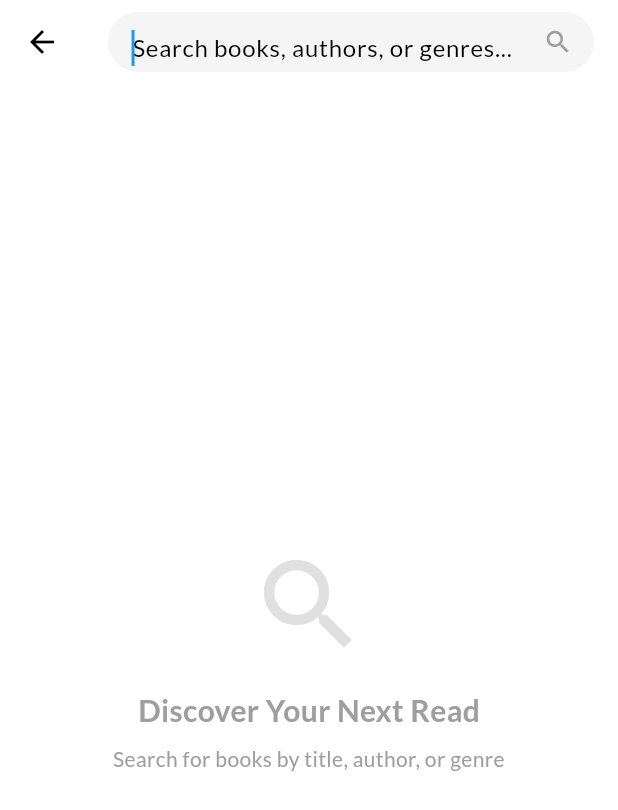
After one commit to AaronTi30/bookish, a Flutter app: the screen it shows after launch, after a tap on the "search" icon, on a phone screen of 412 x 824 dp. The commit adds this screen. Shown: the top 810 px of the screen. Run offline on Flutter 3.47's test engine with Material 3 defaults, Android fonts, the phone set to English and light mode, and no system bars; our stand-ins replace cached_network_image, google_fonts; network calls fail.

Commit message:
ADD search functionality WIP ADD api connection functionality

```diff
--- /dev/null
+++ b/lib/config/env.dart
@@ -0,0 +1,6 @@
+class Env {
+  static const String googleBooksApiKey = String.fromEnvironment(
+    'GOOGLE_BOOKS_API_KEY',
+    defaultValue: '',
+  );
+}
--- a/lib/screens/home_screen.dart
+++ b/lib/screens/home_screen.dart
@@ -1,6 +1,7 @@
 import 'package:bookish/models/book_detail.dart';
 import 'package:bookish/screens/my_books_screen.dart';
 import 'package:bookish/screens/profile_screen.dart';
+import 'package:bookish/screens/search_screen.dart';
 import 'package:flutter/material.dart';
 import '../widgets/book_card.dart';
 import '../models/book.dart';
@@ -341,6 +342,12 @@ class _HomeScreenState extends State<HomeScreen> {
                 IconButton(
                   icon: const Icon(Icons.search),
                   onPressed: () {
+                    Navigator.push(
+                      context,
+                      MaterialPageRoute(
+                        builder: (context) => const SearchScreen(),
+                      ),
+                    );
                     // Navigate to search screen
                   },
                 ),
--- /dev/null
+++ b/lib/screens/search_screen.dart
@@ -0,0 +1,316 @@
+import 'dart:async';
+import 'package:flutter/material.dart';
+import 'package:bookish/models/book.dart';
+import 'package:bookish/services/book_search_service.dart';
+import 'package:bookish/widgets/book_card.dart';
+import 'package:bookish/screens/book_detail_screen.dart'; // Add this import
+import '../models/book_detail.dart';
+
+class SearchScreen extends StatefulWidget {
+  const SearchScreen({Key? key}) : super(key: key);
+
+  @override
+  State<SearchScreen> createState() => _SearchScreenState();
+}
+
+class _SearchScreenState extends State<SearchScreen> {
+  final TextEditingController _searchController = TextEditingController();
+  final FocusNode _searchFocusNode = FocusNode();
+  List<Book> _searchResults = [];
+  bool _isLoading = false;
+  bool _hasSearched = false;
+  String _errorMessage = '';
+  Timer? _debounceTimer;
+
+  @override
+  void initState() {
+    super.initState();
+    WidgetsBinding.instance.addPostFrameCallback((_) {
+      FocusScope.of(context).requestFocus(_searchFocusNode);
+    });
+  }
+
+  @override
+  void dispose() {
+    _searchController.dispose();
+    _searchFocusNode.dispose();
+    _debounceTimer?.cancel();
+    super.dispose();
+  }
+
+  void _performSearch(String query) async {
+    if (query.isEmpty) {
+      setState(() {
+        _searchResults = [];
+        _hasSearched = false;
+        _errorMessage = '';
+      });
+      return;
+    }
+
+    setState(() {
+      _isLoading = true;
+      _errorMessage = '';
+    });
+
+    try {
+      final results = await BookSearchService.searchBooks(query);
+      final searchResults = results
+          .map((json) => Book.fromSearchJson(json))
+          .toList();
+
+      setState(() {
+        _searchResults = searchResults;
+        _isLoading = false;
+        _hasSearched = true;
+      });
+    } catch (e) {
+      setState(() {
+        _errorMessage =
+            'Failed to search. Please check your connection and try again.';
+        _isLoading = false;
+        _hasSearched = true;
+      });
+    }
+  }
+
+  void _onSearchChanged(String query) {
+    _debounceTimer?.cancel();
+    _debounceTimer = Timer(const Duration(milliseconds: 500), () {
+      _performSearch(query);
+    });
+  }
+
+  void _clearSearch() {
+    _searchController.clear();
+    setState(() {
+      _searchResults = [];
+      _hasSearched = false;
+      _errorMessage = '';
+    });
+  }
+
+  @override
+  Widget build(BuildContext context) {
+    return Scaffold(
+      appBar: AppBar(
+        backgroundColor: Colors.white,
+        elevation: 0,
+        title: _buildSearchField(),
+        actions: [
+          if (_searchController.text.isNotEmpty)
+            IconButton(
+              icon: const Icon(Icons.clear, color: Colors.grey),
+              onPressed: _clearSearch,
+            ),
+        ],
+        bottom: _isLoading
+            ? const PreferredSize(
+                preferredSize: Size.fromHeight(2),
+                child: LinearProgressIndicator(
+                  backgroundColor: Colors.transparent,
+                  valueColor: AlwaysStoppedAnimation(Colors.blue),
+                ),
+              )
+            : null,
+      ),
+      body: _buildSearchResults(),
+    );
+  }
+
+  Widget _buildSearchField() {
+    return Container(
+      height: 40,
+      decoration: BoxDecoration(
+        color: Colors.grey[100],
+        borderRadius: BorderRadius.circular(20),
+      ),
+      child: TextField(
+        controller: _searchController,
+        focusNode: _searchFocusNode,
+        decoration: InputDecoration(
+          hintText: 'Search books, authors, or genres...',
+          border: InputBorder.none,
+          contentPadding: const EdgeInsets.symmetric(
+            horizontal: 16,
+            vertical: 8,
+          ),
+          suffixIcon: _isLoading
+              ? const Padding(
+                  padding: EdgeInsets.all(8),
+                  child: CircularProgressIndicator(
+                    strokeWidth: 2,
+                    valueColor: AlwaysStoppedAnimation(Colors.grey),
+                  ),
+                )
+              : const Icon(Icons.search, color: Colors.grey, size: 20),
+        ),
+        onChanged: _onSearchChanged,
+        textInputAction: TextInputAction.search,
+        onSubmitted: _performSearch,
+      ),
+    );
+  }
+
+  Widget _buildSearchResults() {
+    if (_isLoading) {
+      return const Center(
+        child: Column(
+          mainAxisAlignment: MainAxisAlignment.center,
+          children: [
+            CircularProgressIndicator(),
+            SizedBox(height: 16),
+            Text('Searching...', style: TextStyle(color: Colors.grey)),
+          ],
+        ),
+      );
+    }
+
+    if (_errorMessage.isNotEmpty) {
+      return Center(
+        child: Padding(
+          padding: const EdgeInsets.all(20),
+          child: Column(
+            mainAxisAlignment: MainAxisAlignment.center,
+            children: [
+              Icon(Icons.wifi_off, size: 64, color: Colors.grey[400]),
+              const SizedBox(height: 16),
+              Text(
+                _errorMessage,
+                textAlign: TextAlign.center,
+                style: TextStyle(color: Colors.grey[600], fontSize: 16),
+              ),
+              const SizedBox(height: 20),
+              ElevatedButton.icon(
+                icon: const Icon(Icons.refresh, size: 20),
+                label: const Text('Try Again'),
+                onPressed: () => _performSearch(_searchController.text),
+                style: ElevatedButton.styleFrom(
+                  backgroundColor: Colors.blue,
+                  foregroundColor: Colors.white,
+                  padding: const EdgeInsets.symmetric(
+                    horizontal: 24,
+                    vertical: 12,
+                  ),
+                ),
+              ),
+            ],
+          ),
+        ),
+      );
+    }
+
+    if (!_hasSearched) {
+      return Center(
+        child: Column(
+          mainAxisAlignment: MainAxisAlignment.center,
+          children: [
+            Icon(Icons.search, size: 80, color: Colors.grey[300]),
+            const SizedBox(height: 16),
+            const Text(
+              'Discover Your Next Read',
+              style: TextStyle(
+                fontSize: 20,
+                fontWeight: FontWeight.bold,
+                color: Colors.grey,
+              ),
+            ),
+            const SizedBox(height: 8),
+            const Text(
+              'Search for books by title, author, or genre',
+              textAlign: TextAlign.center,
+              style: TextStyle(color: Colors.grey, fontSize: 14),
+            ),
+          ],
+        ),
+      );
+    }
+
+    if (_searchResults.isEmpty) {
+      return Center(
+        child: Column(
+          mainAxisAlignment: MainAxisAlignment.center,
+          children: [
+            Icon(Icons.book, size: 80, color: Colors.grey[300]),
+            const SizedBox(height: 16),
+            const Text(
+              'No Books Found',
+              style: TextStyle(
+                fontSize: 20,
+                fontWeight: FontWeight.bold,
+                color: Colors.grey,
+              ),
+            ),
+            const SizedBox(height: 8),
+            const Text(
+              'Try different keywords or search terms',
+              textAlign: TextAlign.center,
+              style: TextStyle(color: Colors.grey, fontSize: 14),
+            ),
+            const SizedBox(height: 20),
+            ElevatedButton(
+              onPressed: _clearSearch,
+              child: const Text('Clear Search'),
+            ),
+          ],
+        ),
+      );
+    }
+
+    return Padding(
+      padding: const EdgeInsets.all(16),
+      child: Column(
+        crossAxisAlignment: CrossAxisAlignment.start,
+        children: [
+          Text(
+            'Found ${_searchResults.length} ${_searchResults.length == 1 ? 'book' : 'books'}',
+            style: const TextStyle(
+              fontSize: 16,
+              fontWeight: FontWeight.w500,
+              color: Colors.grey,
+            ),
+          ),
+          const SizedBox(height: 12),
+          Expanded(
+            child: GridView.builder(
+              gridDelegate: const SliverGridDelegateWithFixedCrossAxisCount(
+                crossAxisCount: 2,
+                crossAxisSpacing: 16,
+                mainAxisSpacing: 16,
+                childAspectRatio: 0.65,
+              ),
+              itemCount: _searchResults.length,
+              itemBuilder: (context, index) {
+                final book = _searchResults[index];
+                return BookCard(
+                  book: book,
+                  onTap: () {
+                    Navigator.push(
+                      context,
+                      MaterialPageRoute(
+                        builder: (context) => BookDetailScreen(
+                          book: BookDetail(
+                            id: book.id,
+                            title: book.title,
+                            authors: book.authors,
+                            coverUrl: book.coverUrl,
+                            averageRating: book.averageRating,
+                            ratingsCount: book.ratingsCount,
+                            description: book.description,
+                            pageCount: book.pageCount,
+                            publishedDate: book.publishedDate,
+                            genres: book.genres,
+                          ),
+                        ),
+                      ),
+                    );
+                  },
+                );
+              },
+            ),
+          ),
+        ],
+      ),
+    );
+  }
+}
--- /dev/null
+++ b/lib/services/book_search_service.dart
@@ -0,0 +1,68 @@
+import 'dart:convert';
+import 'package:http/http.dart' as http;
+import '../config/env.dart';
+
+class BookSearchService {
+  static const String _baseUrl = 'https://www.googleapis.com/books/v1/volumes';
+
+  static Future<List<Map<String, dynamic>>> searchBooks(
+    String query, {
+    int maxResults = 20,
+    String sortBy = 'relevance',
+  }) async {
+    try {
+      final encodedQuery = Uri.encodeQueryComponent(query);
+
+      // Build URL without API key first (works for basic searches)
+      String url =
+          '$_baseUrl?q=$encodedQuery&maxResults=$maxResults&orderBy=$sortBy';
+
+      // Only add API key if available (for higher rate limits)
+      final apiKey = Env.googleBooksApiKey;
+      if (apiKey.isNotEmpty) {
+        url += '&key=$apiKey';
+      }
+
+      final response = await http.get(Uri.parse(url));
+
+      if (response.statusCode == 200) {
+        final data = json.decode(response.body);
+        final items = data['items'] as List?;
+
+        if (items == null || items.isEmpty) {
+          return [];
+        }
+
+        return items.map((item) {
+          final volumeInfo = item['volumeInfo'] ?? {};
+          final saleInfo = item['saleInfo'] ?? {};
+
+          return {
+            'id': item['id'],
+            'title': volumeInfo['title'] ?? 'Unknown Title',
+            'authors':
+                (volumeInfo['authors'] as List?)?.cast<String>() ??
+                ['Unknown Author'],
+            'publishedDate': volumeInfo['publishedDate'],
+            'description': volumeInfo['description'],
+            'pageCount': volumeInfo['pageCount'],
+            'categories': (volumeInfo['categories'] as List?)?.cast<String>(),
+            'averageRating': volumeInfo['averageRating']?.toDouble(),
+            'ratingsCount': volumeInfo['ratingsCount'],
+            'thumbnail': volumeInfo['imageLinks']?['thumbnail'],
+            'previewLink': volumeInfo['previewLink'],
+            'infoLink': volumeInfo['infoLink'],
+            'isEbook': saleInfo['isEbook'] ?? false,
+            'buyLink': saleInfo['buyLink'],
+          };
+        }).toList();
+      } else if (response.statusCode == 403) {
+        throw Exception('API rate limit exceeded. Please try again later.');
+      } else {
+        throw Exception('Failed to load books: ${response.statusCode}');
+      }
+    } catch (e) {
+      throw Exception('Search failed: $e');
+    }
+  }
+}
--- a/lib/widgets/book_card.dart
+++ b/lib/widgets/book_card.dart
@@ -8,6 +8,13 @@ class BookCard extends StatelessWidget {
 
   const BookCard({Key? key, required this.book, this.onTap}) : super(key: key);
 
+  // Add this method to handle different book states
+  Widget _buildBookStatusIndicator() {
+    // You can add logic here to show reading status indicators
+    return const SizedBox.shrink(); // Remove this if you want status indicators
+  }
+
+  // Update the build method to include the status indicator
   @override
   Widget build(BuildContext context) {
     return GestureDetector(
@@ -18,27 +25,46 @@ class BookCard extends StatelessWidget {
         child: Column(
           crossAxisAlignment: CrossAxisAlignment.start,
           children: [
-            // Book cover
-            Container(
+            // Book cover with status indicator
+            Stack(
+              children: [
+                // Book cover image
+                ClipRRect(
+                  borderRadius: BorderRadius.circular(8),
+                  child: Container(
                     width: 120,
                     height: 180,
-              decoration: BoxDecoration(
-                borderRadius: BorderRadius.circular(8),
                     color: Colors.grey[200],
+                    child: book.coverUrl != null && book.coverUrl!.isNotEmpty
+                        ? Image.network(
+                            book.coverUrl!,
+                            width: 120,
+                            height: 180,
+                            fit: BoxFit.cover,
+                            errorBuilder: (context, error, stackTrace) {
+                              return const Icon(Icons.book, color: Colors.grey);
+                            },
+                          )
+                        : const Icon(Icons.book, color: Colors.grey),
                   ),
-              child: Icon(Icons.book, color: Colors.grey[500], size: 40),
+                ),
+                // Status indicator
+                Positioned(
+                  top: 8,
+                  right: 8,
+                  child: _buildBookStatusIndicator(),
+                ),
+              ],
             ),
             const SizedBox(height: 8),
-            // Book title with flexible space
-            Expanded(
-              child: Text(
+            // Book title
+            Text(
               book.title,
               style: Theme.of(
                 context,
               ).textTheme.bodyMedium?.copyWith(fontWeight: FontWeight.w500),
               maxLines: 2,
               overflow: TextOverflow.ellipsis,
-              ),
             ),
             const SizedBox(height: 4),
             // Author
@@ -58,10 +84,16 @@ class BookCard extends StatelessWidget {
                   Icon(Icons.star, color: Colors.amber, size: 16),
                   const SizedBox(width: 4),
                   Text(
-                    book.averageRating!.toStringAsFixed(
-                      1,
-                    ), // Show 1 decimal place
+                    book.averageRating!.toStringAsFixed(1),
                     style: Theme.of(context).textTheme.bodySmall,
+                  ),
+                  const SizedBox(width: 4),
+                  if (book.ratingsCount != null)
+                    Text(
+                      '(${book.ratingsCount})',
+                      style: Theme.of(
+                        context,
+                      ).textTheme.bodySmall?.copyWith(color: Colors.grey[600]),
                     ),
                 ],
               ),
--- a/pubspec.yaml
+++ b/pubspec.yaml
@@ -18,6 +18,9 @@ dependencies:
   google_fonts: ^4.0.4
   flutter_svg: ^2.0.7
 
+dependancies:
+  http: ^0.13.5
+
 dev_dependencies:
   flutter_test:
     sdk: flutter
```
Also changed, not shown: lib/models/book.dart (+89 -12 lines), lib/models/search_result.dart (added, +54 -0 lines), lib/widgets/review_dialog.dart (+10 -2 lines), 2 other files. Lines whose indentation alone changed are shown as unchanged.
